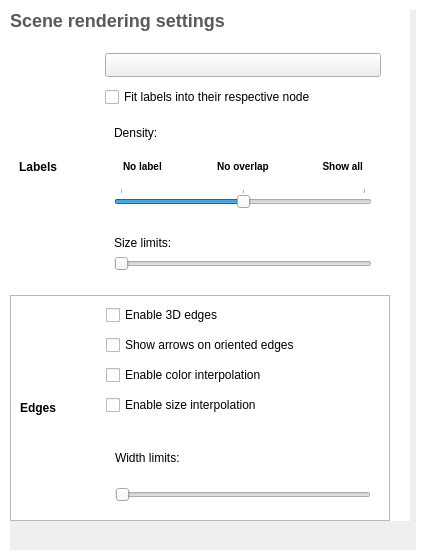
Before: the Qt Designer form library/tulip-gui/designer/SceneConfigWidget.ui in vadivelselvaraj/TulipGLImprovement, drawn with Qt 5.
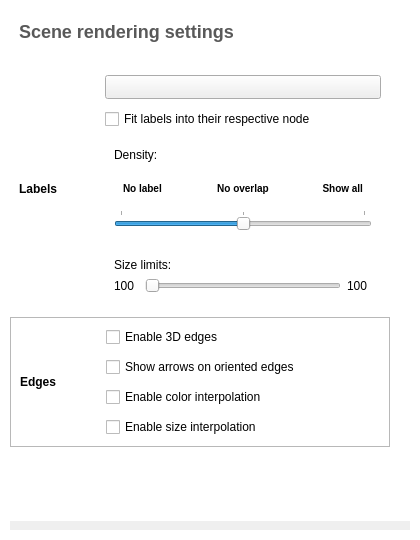
After: the same form once the commit is applied. Icons and pictures are not drawn. Custom widgets are drawn as their Qt base class.

Commit message: Connected Scene configuration widget to the glmainwidget

```diff
--- a/library/tulip-gui/designer/SceneConfigWidget.ui
+++ b/library/tulip-gui/designer/SceneConfigWidget.ui
@@ -6,8 +6,8 @@
    <rect>
     <x>0</x>
     <y>0</y>
-    <width>426</width>
-    <height>560</height>
+    <width>420</width>
+    <height>540</height>
    </rect>
   </property>
   <property name="sizePolicy">
@@ -87,6 +87,12 @@
    </property>
    <item>
     <widget class="QScrollArea" name="scrollArea">
+     <property name="sizePolicy">
+      <sizepolicy hsizetype="Expanding" vsizetype="Preferred">
+       <horstretch>0</horstretch>
+       <verstretch>0</verstretch>
+      </sizepolicy>
+     </property>
      <property name="frameShape">
       <enum>QFrame::NoFrame</enum>
      </property>
@@ -131,20 +137,59 @@
         <number>0</number>
        </property>
        <item>
-        <widget class="QLabel" name="title">
+        <widget class="QFrame" name="horizontalFrame_2">
          <property name="sizePolicy">
           <sizepolicy hsizetype="Preferred" vsizetype="Maximum">
            <horstretch>0</horstretch>
            <verstretch>0</verstretch>
           </sizepolicy>
          </property>
-         <property name="styleSheet">
-          <string notr="true">font-weight: bold;
+         <layout class="QHBoxLayout" name="horizontalLayout_4">
+          <item>
+           <widget class="QLabel" name="title">
+            <property name="styleSheet">
+             <string notr="true">font-weight: bold;
 color: #595959;</string>
-         </property>
-         <property name="text">
-          <string>&lt;font size=&quot;5&quot;&gt;Scene rendering settings&lt;/font&gt;</string>
-         </property>
+            </property>
+            <property name="text">
+             <string>&lt;font size=&quot;5&quot;&gt;Scene rendering settings&lt;/font&gt;</string>
+            </property>
+           </widget>
+          </item>
+          <item>
+           <widget class="QPushButton" name="applyButton">
+            <property name="sizePolicy">
+             <sizepolicy hsizetype="Maximum" vsizetype="Maximum">
+              <horstretch>0</horstretch>
+              <verstretch>0</verstretch>
+             </sizepolicy>
+            </property>
+            <property name="toolTip">
+             <string>Apply changes</string>
+            </property>
+            <property name="styleSheet">
+             <string notr="true">font-weight: bold;
+font-size: 10px;</string>
+            </property>
+            <property name="text">
+             <string/>
+            </property>
+            <property name="icon">
+             <iconset resource="../resources/TulipGUIResource.qrc">
+              <normaloff>:/tulip/gui/icons/24/view-refresh.png</normaloff>:/tulip/gui/icons/24/view-refresh.png</iconset>
+            </property>
+            <property name="iconSize">
+             <size>
+              <width>24</width>
+              <height>24</height>
+             </size>
+            </property>
+            <property name="flat">
+             <bool>true</bool>
+            </property>
+           </widget>
+          </item>
+         </layout>
         </widget>
        </item>
        <item>
@@ -162,6 +207,12 @@
        </item>
        <item>
         <widget class="QFrame" name="labelsFrame">
+         <property name="sizePolicy">
+          <sizepolicy hsizetype="Preferred" vsizetype="Maximum">
+           <horstretch>0</horstretch>
+           <verstretch>0</verstretch>
+          </sizepolicy>
+         </property>
          <property name="section" stdset="0">
           <bool>true</bool>
          </property>
@@ -307,11 +358,65 @@
                 </widget>
                </item>
                <item>
-                <widget class="QxtSpanSlider" name="labelSizesSpanSlider">
-                 <property name="orientation">
-                  <enum>Qt::Horizontal</enum>
-                 </property>
-                </widget>
+                <layout class="QHBoxLayout" name="horizontalLayout">
+                 <item>
+                  <widget class="QLabel" name="labelsMinSizeLabel">
+                   <property name="sizePolicy">
+                    <sizepolicy hsizetype="Fixed" vsizetype="Preferred">
+                     <horstretch>0</horstretch>
+                     <verstretch>0</verstretch>
+                    </sizepolicy>
+                   </property>
+                   <property name="minimumSize">
+                    <size>
+                     <width>25</width>
+                     <height>0</height>
+                    </size>
+                   </property>
+                   <property name="text">
+                    <string>100</string>
+                   </property>
+                  </widget>
+                 </item>
+                 <item>
+                  <widget class="QxtSpanSlider" name="labelSizesSpanSlider">
+                   <property name="sizePolicy">
+                    <sizepolicy hsizetype="Expanding" vsizetype="Fixed">
+                     <horstretch>0</horstretch>
+                     <verstretch>0</verstretch>
+                    </sizepolicy>
+                   </property>
+                   <property name="minimum">
+                    <number>1</number>
+                   </property>
+                   <property name="maximum">
+                    <number>200</number>
+                   </property>
+                   <property name="orientation">
+                    <enum>Qt::Horizontal</enum>
+                   </property>
+                  </widget>
+                 </item>
+                 <item>
+                  <widget class="QLabel" name="labelsMaxSizeLabel">
+                   <property name="sizePolicy">
+                    <sizepolicy hsizetype="Fixed" vsizetype="Preferred">
+                     <horstretch>0</horstretch>
+                     <verstretch>0</verstretch>
+                    </sizepolicy>
+                   </property>
+                   <property name="minimumSize">
+                    <size>
+                     <width>25</width>
+                     <height>0</height>
+                    </size>
+                   </property>
+                   <property name="text">
+                    <string>100</string>
+                   </property>
+                  </widget>
+                 </item>
+                </layout>
                </item>
               </layout>
              </widget>
@@ -323,6 +428,12 @@
        </item>
        <item>
         <widget class="QFrame" name="edgesFrame">
+         <property name="sizePolicy">
+          <sizepolicy hsizetype="Preferred" vsizetype="Maximum">
+           <horstretch>0</horstretch>
+           <verstretch>0</verstretch>
+          </sizepolicy>
+         </property>
          <property name="frameShape">
           <enum>QFrame::StyledPanel</enum>
          </property>
@@ -356,6 +467,12 @@
             </property>
             <item>
              <widget class="QCheckBox" name="edges3DCheck">
+              <property name="sizePolicy">
+               <sizepolicy hsizetype="Expanding" vsizetype="Fixed">
+                <horstretch>0</horstretch>
+                <verstretch>0</verstretch>
+               </sizepolicy>
+              </property>
               <property name="text">
                <string>Enable 3D edges</string>
               </property>
@@ -382,34 +499,24 @@
               </property>
              </widget>
             </item>
-            <item>
-             <widget class="QFrame" name="verticalFrame_3">
-              <property name="subsection" stdset="0">
-               <bool>true</bool>
-              </property>
-              <layout class="QVBoxLayout" name="verticalLayout_5">
-               <item>
-                <widget class="QLabel" name="edgeWidthLimitsTitle">
-                 <property name="text">
-                  <string>Width limits:</string>
-                 </property>
-                </widget>
-               </item>
-               <item>
-                <widget class="QxtSpanSlider" name="edgeWidthSpanSlider">
-                 <property name="orientation">
-                  <enum>Qt::Horizontal</enum>
-                 </property>
-                </widget>
-               </item>
-              </layout>
-             </widget>
-            </item>
            </layout>
           </item>
          </layout>
         </widget>
        </item>
+       <item>
+        <spacer name="verticalSpacer_2">
+         <property name="orientation">
+          <enum>Qt::Vertical</enum>
+         </property>
+         <property name="sizeHint" stdset="0">
+          <size>
+           <width>1</width>
+           <height>1</height>
+          </size>
+         </property>
+        </spacer>
+       </item>
       </layout>
      </widget>
     </widget>
```
Left out of the diff: 218 changed lines with no effect on the pictures. The commit also changes 4 other files.
